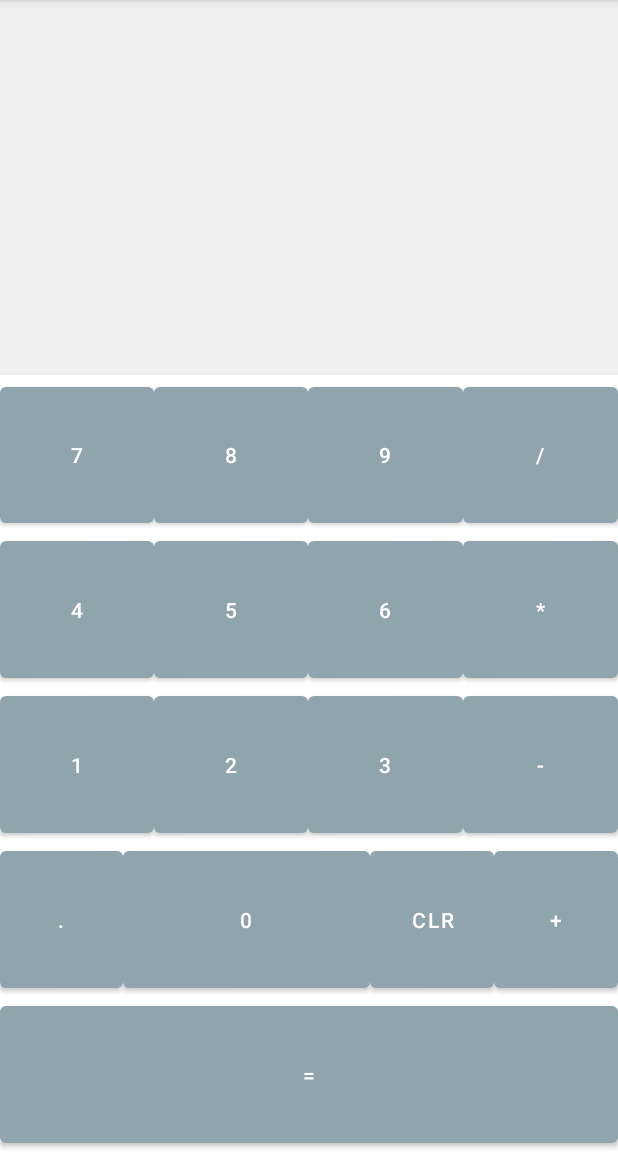
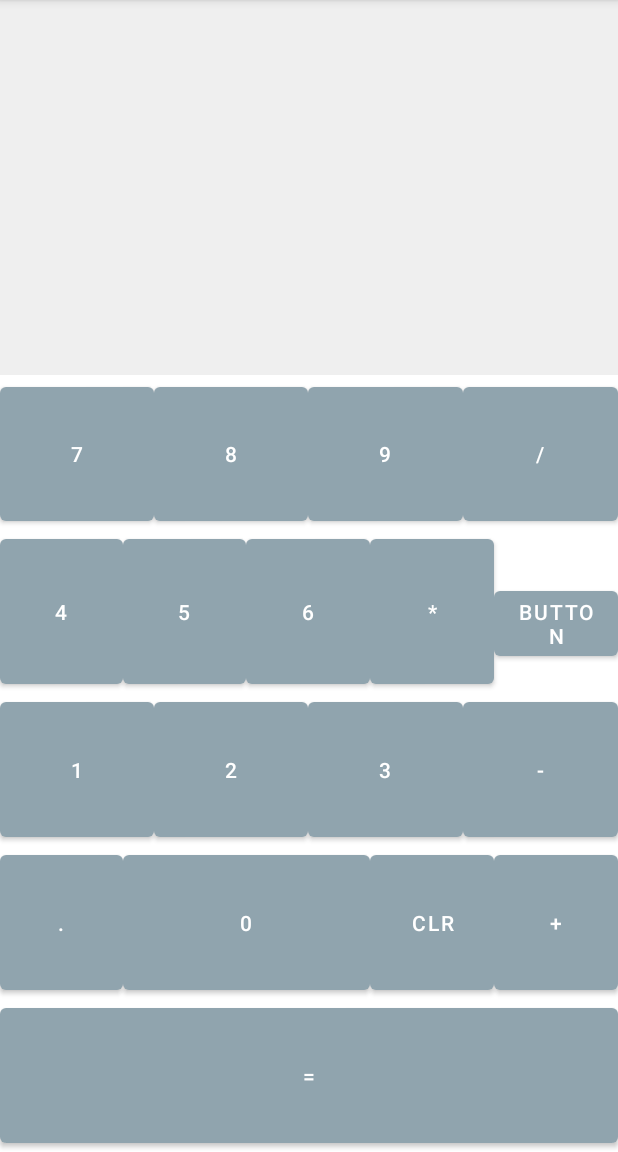
Before and after one commit to vatsalver/Practice-Codes, an Android app: the screen it shows after launch (MainActivity), on a phone screen of 412 x 824 dp, the part 84-1236 px from its top. Run offline under Robolectric (Android 15) with nearby library versions, the phone set to English and light mode, and no system bars.

Commit message:
23.03.23

```diff
--- a/AndroidProjects/Calculator/app/src/main/res/layout/activity_main.xml
+++ b/AndroidProjects/Calculator/app/src/main/res/layout/activity_main.xml
@@ -61,6 +61,13 @@
         <Button android:id="@+id/btnFive" android:layout_width="0dp" android:layout_height="match_parent" android:layout_weight="1" android:onClick="onDigit" android:text="5"/>
         <Button android:id="@+id/btnSix" android:layout_width="0dp" android:layout_height="match_parent" android:layout_weight="1" android:onClick="onDigit" android:text="6"/>
         <Button android:id="@+id/btnMultiply" android:layout_width="0dp" android:layout_height="match_parent" android:layout_weight="1" android:onClick="onOperator" android:text="*"/>
+
+        <Button
+            android:id="@+id/button"
+            android:layout_width="0dp"
+            android:layout_height="wrap_content"
+            android:layout_weight="1"
+            android:text="Button" />
     </LinearLayout>
     <LinearLayout android:id="@+id/llThree" android:layout_width="match_parent" android:layout_height="wrap_content" android:layout_weight="1" android:orientation="horizontal">
         <Button android:id="@+id/btnOne" android:layout_width="0dp" android:layout_height="match_parent" android:layout_weight="1" android:onClick="onDigit" android:text="1"/>
--- a/AndroidProjects/Calculator/build.gradle
+++ b/AndroidProjects/Calculator/build.gradle
@@ -1,7 +1,7 @@
 // Top-level build file where you can add configuration options common to all sub-projects/modules.
 plugins {
-    id 'com.android.application' version '7.2.2' apply false
-    id 'com.android.library' version '7.2.2' apply false
+    id 'com.android.application' version '7.4.2' apply false
+    id 'com.android.library' version '7.4.2' apply false
     id 'org.jetbrains.kotlin.android' version '1.7.10' apply false
 }
 
```
Also changed, not shown: AndroidProjects/Calculator/gradle/wrapper/gradle-wrapper.properties.
